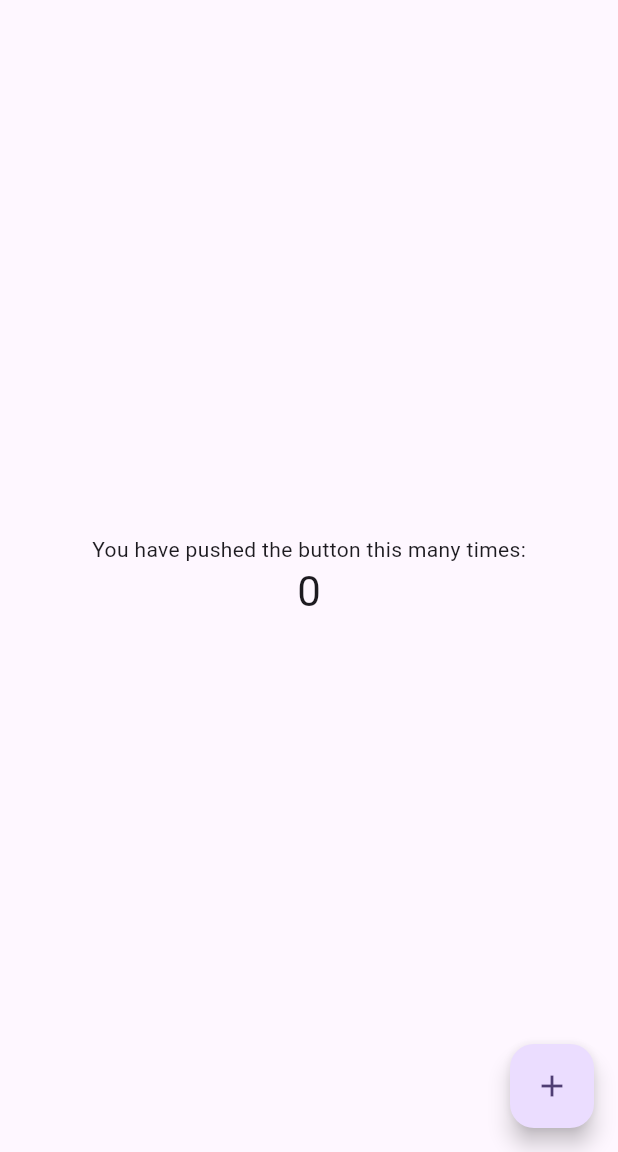
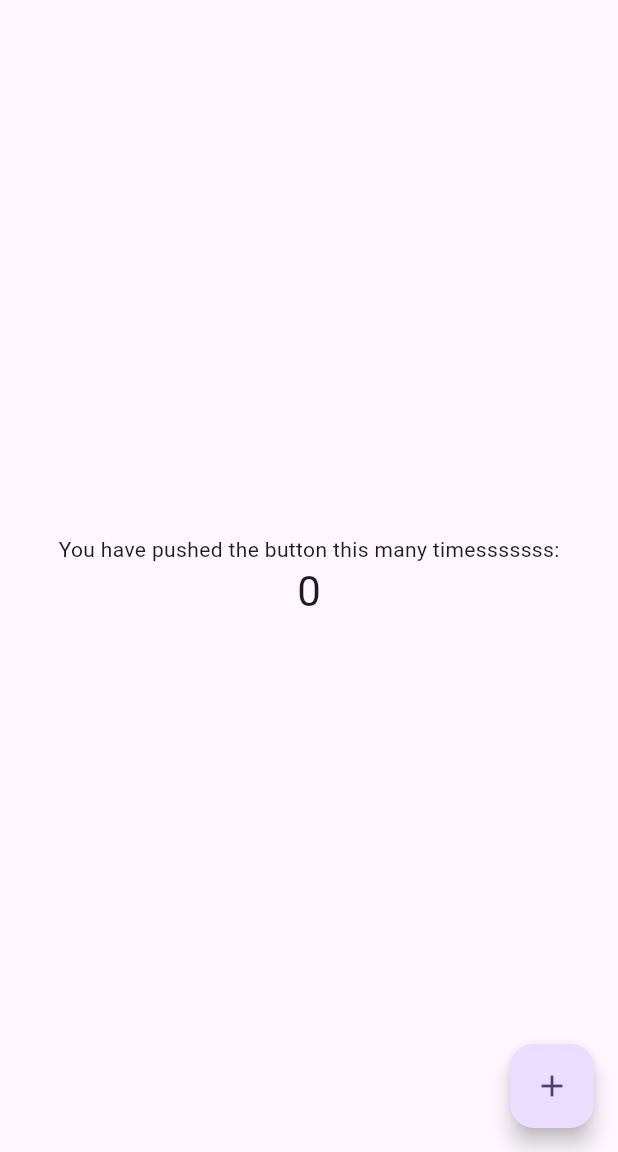
Before and after one commit to Domengo/foodie, a Flutter app: the screen it shows after launch, on a phone screen of 412 x 824 dp, the part 84-1236 px from its top. Run offline on Flutter 3.47's test engine with Material 3 defaults, Android fonts, the phone set to English and light mode, and no system bars; missing offline and left inert: openapi.

Commit message:
chore: Update button text in home page

```diff
--- a/lib/main.dart
+++ b/lib/main.dart
@@ -106,7 +106,7 @@ class _MyHomePageState extends State<MyHomePage> {
           mainAxisAlignment: MainAxisAlignment.center,
           children: <Widget>[
             const Text(
-              'You have pushed the button this many times:',
+              'You have pushed the button this many timesssssss:',
             ),
             Text(
               '$_counter',
--- /dev/null
+++ b/lib/test.dart
@@ -0,0 +1,21 @@
+import 'package:openapi/api.dart';
+
+// TODO Configure API key authorization: apiKeyScheme
+void setApiKey() {
+  defaultApiClient.getAuthentication<ApiKeyAuth>('apiKeyScheme').apiKey = '274475f448a74a4499a0a1920ee7b028';
+}
+// uncomment below to setup prefix (e.g. Bearer) for API key, if needed
+defaultApiClient.getAuthentication<ApiKeyAuth>('apiKeyScheme').apiKeyPrefix = 'Bearer';
+
+final api_instance = DefaultApi();
+final analyzeRecipeRequest = AnalyzeRecipeRequest(); // AnalyzeRecipeRequest | Example request body.
+final language = en; // String | The input language, either \"en\" or \"de\".
+final includeNutrition = false; // bool | Whether nutrition data should be added to correctly parsed ingredients.
+final includeTaste = false; // bool | Whether taste data should be added to correctly parsed ingredients.
+
+try {
+    final result = api_instance.analyzeRecipe(analyzeRecipeRequest, language, includeNutrition, includeTaste);
+    print(result);
+} catch (e) {
+    print('Exception when calling DefaultApi->analyzeRecipe: $e\n');
+}
```
Also changed, not shown: pubspec.yaml (+10 -0 lines), pubspec.lock.
